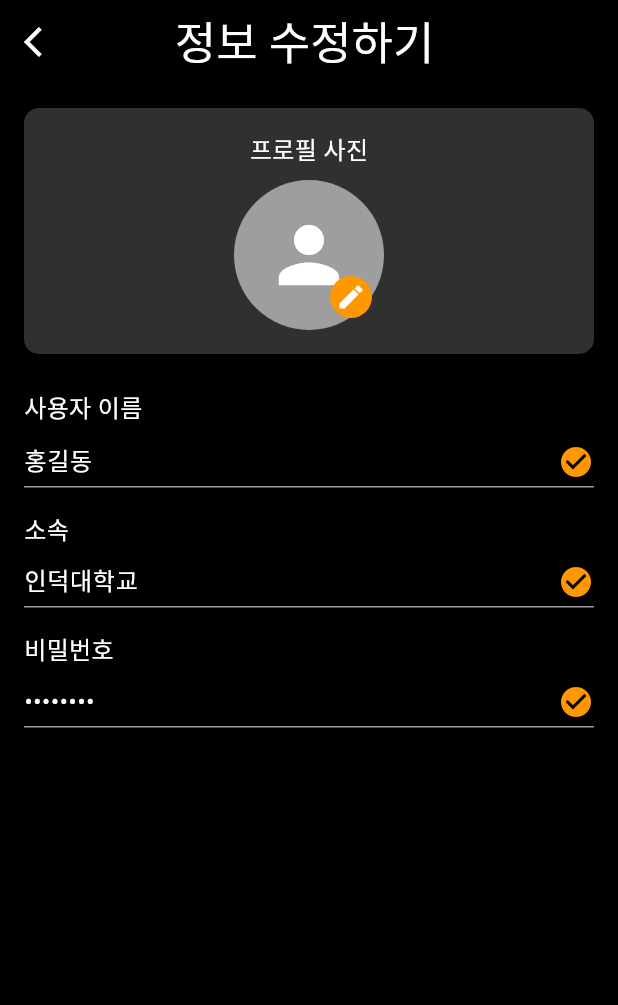
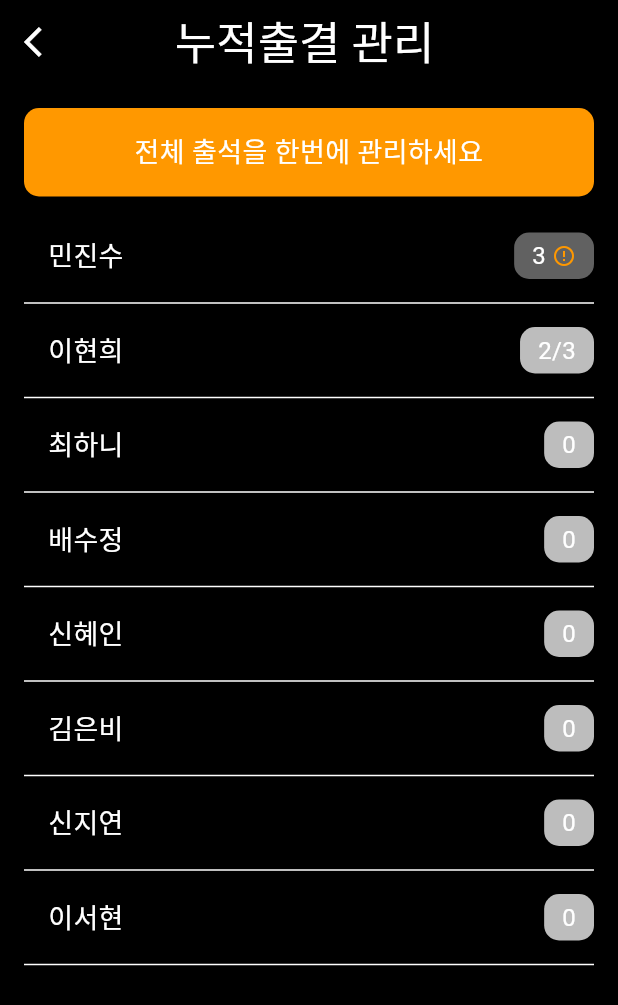
Before and after one commit to SangWook16074/checkcheck-application, a Flutter app: the screen it shows after launch, on a phone screen of 412 x 824 dp. Shown: the top 1005 px of the screen. Run offline on Flutter 3.47's test engine with Material 3 defaults, Android fonts, the phone set to English and light mode, and no system bars; our stand-ins replace dio, freezed_annotation, get.

Commit message:
메인 페이지 제외 교수 페이지 완료

```diff
--- a/lib/src/app.dart
+++ b/lib/src/app.dart
@@ -1,12 +1,13 @@
-import 'package:checkcheck_project/src/page/attendance_page.dart';
+import 'package:checkcheck_project/src/page/attendance_management_page.dart';
+import 'package:checkcheck_project/src/page/professor/attendance_page.dart';
 import 'package:checkcheck_project/src/page/auth/home_page.dart';
-import 'package:checkcheck_project/src/page/lecture_listings_delete_page.dart';
-import 'package:checkcheck_project/src/page/lecture_listings_page.dart';
-import 'package:checkcheck_project/src/page/lecture_creation_page.dart';
-import 'package:checkcheck_project/src/page/login_page.dart';
+import 'package:checkcheck_project/src/page/professor/lecture_listings_delete_page.dart';
+import 'package:checkcheck_project/src/page/professor/lecture_listings_page.dart';
+import 'package:checkcheck_project/src/page/professor/lecture_creation_page.dart';
+import 'package:checkcheck_project/src/page/login/login_page.dart';
 import 'package:checkcheck_project/src/page/mainpage_edit_page.dart';
-import 'package:checkcheck_project/src/page/sign_up_page.dart';
-import 'package:checkcheck_project/src/page/lecture_edit_page.dart';
+import 'package:checkcheck_project/src/page/login/sign_up_page.dart';
+import 'package:checkcheck_project/src/page/professor/lecture_edit_page.dart';
 
 import 'package:flutter/material.dart';
 
@@ -16,7 +17,7 @@ class App extends StatelessWidget {
   @override
   Widget build(BuildContext context) {
     return Scaffold(
-      body: MainPageEditPage(),
+      body: AttendanceManagementPage(),
     );
   }
 }
--- /dev/null
+++ b/lib/src/page/attendance_management_page.dart
@@ -0,0 +1,149 @@
+import 'package:flutter/material.dart';
+
+class AttendanceManagementPage extends StatelessWidget {
+  const AttendanceManagementPage({super.key});
+
+  @override
+  Widget build(BuildContext context) {
+    return Scaffold(
+      backgroundColor: Colors.black,
+      appBar: AppBar(
+        backgroundColor: Colors.black,
+        leading: IconButton(
+          icon: const Icon(Icons.arrow_back_ios, color: Colors.white),
+          onPressed: () {
+            Navigator.pop(context);
+          },
+        ),
+        title: const Text(
+          '      누적출결 관리',
+          style: TextStyle(fontSize: 30, color: Colors.white),
+        ),
+      ),
+      body: Padding(
+        padding: const EdgeInsets.all(16.0),
+        child: Column(
+          crossAxisAlignment: CrossAxisAlignment.center,
+          children: [
+            Container(
+              width: double.infinity,
+              padding: const EdgeInsets.symmetric(vertical: 16.0),
+              decoration: BoxDecoration(
+                color: Colors.orange,
+                borderRadius: BorderRadius.circular(10),
+              ),
+              child: const Text(
+                '전체 출석을 한번에 관리하세요',
+                style: TextStyle(fontSize: 18, color: Colors.white),
+                textAlign: TextAlign.center,
+              ),
+            ),
+            const SizedBox(height: 16),
+            Expanded(
+              child: ListView.builder(
+                itemCount: students.length,
+                itemBuilder: (context, index) {
+                  return Column(
+                    children: [
+                      StudentAttendanceItem(
+                        studentName: students[index]['name']!,
+                        attendance: students[index]['attendance']!,
+                      ),
+                      const Divider(color: Colors.white),
+                    ],
+                  );
+                },
+              ),
+            ),
+          ],
+        ),
+      ),
+    );
+  }
+}
+
+class StudentAttendanceItem extends StatelessWidget {
+  final String studentName;
+  final String attendance;
+
+  const StudentAttendanceItem({
+    required this.studentName,
+    required this.attendance,
+    Key? key,
+  }) : super(key: key);
+
+  @override
+  Widget build(BuildContext context) {
+    return Container(
+      padding: const EdgeInsets.symmetric(vertical: 8.0),
+      decoration: BoxDecoration(
+        color: Colors.black,
+        borderRadius: BorderRadius.circular(10),
+      ),
+      child: Row(
+        mainAxisAlignment: MainAxisAlignment.spaceBetween,
+        children: [
+          Expanded(
+            child: Padding(
+              padding: const EdgeInsets.symmetric(horizontal: 16.0),
+              child: Text(
+                studentName,
+                style: const TextStyle(fontSize: 18, color: Colors.white),
+              ),
+            ),
+          ),
+          Container(
+            padding:
+                const EdgeInsets.symmetric(vertical: 4.0, horizontal: 12.0),
+            decoration: BoxDecoration(
+              color: _getAttendanceColor(attendance),
+              borderRadius: BorderRadius.circular(10),
+            ),
+            child: Row(
+              children: [
+                Text(
+                  attendance,
+                  style: const TextStyle(fontSize: 16, color: Colors.white),
+                ),
+                if (int.tryParse(attendance) != null &&
+                    int.parse(attendance) >= 3)
+                  const Padding(
+                    padding: EdgeInsets.only(left: 4.0),
+                    child: Icon(
+                      Icons.error_outline,
+                      color: Colors.orange,
+                      size: 16,
+                    ),
+                  ),
+              ],
+            ),
+          ),
+        ],
+      ),
+    );
+  }
+
+  // 3 이상일때와 나머지 구분
+
+  Color _getAttendanceColor(String attendance) {
+    final attendanceValue = int.tryParse(attendance) ?? 0;
+    if (attendanceValue >= 3) {
+      return Colors.grey.shade700;
+    } else if (attendanceValue > 0) {
+      return Colors.grey.shade400;
+    } else {
+      return Colors.grey.shade400;
+    }
+  }
+}
+
+final List<Map<String, String>> students = [
+  {'name': '민진수', 'attendance': '3'},
+  {'name': '이현희', 'attendance': '2/3'},
+  {'name': '최하니', 'attendance': '0'},
+  {'name': '배수정', 'attendance': '0'},
+  {'name': '신혜인', 'attendance': '0'},
+  {'name': '김은비', 'attendance': '0'},
+  {'name': '신지연', 'attendance': '0'},
+  {'name': '이서현', 'attendance': '0'},
+];
--- a/lib/src/page/login/login_page.dart
+++ b/lib/src/page/login/login_page.dart
@@ -1,5 +1,5 @@
 import 'package:flutter/material.dart';
-import 'package:checkcheck_project/src/page/sign_up_page.dart';
+import 'package:checkcheck_project/src/page/login/sign_up_page.dart';
 import 'package:checkcheck_project/src/widget/custom_button.dart';
 import 'package:checkcheck_project/src/widget/custom_text_field.dart';
 
--- a/lib/src/page/login/sign_up_page.dart
+++ b/lib/src/page/login/sign_up_page.dart
@@ -1,6 +1,6 @@
 import 'package:flutter/material.dart';
 import 'package:get/get.dart';
-import '../service/human_controller.dart';
+import '../../service/human_controller.dart';
 import 'package:checkcheck_project/src/widget/custom_button.dart';
 import 'package:checkcheck_project/src/widget/custom_text_field.dart';
 
--- a/lib/src/page/professor/lecture_creation_page.dart
+++ b/lib/src/page/professor/lecture_creation_page.dart
@@ -1,6 +1,6 @@
 import 'package:flutter/material.dart';
 import 'package:checkcheck_project/src/widget/custom_text_field.dart';
-import 'package:checkcheck_project/src/page/lecture_listings_page.dart';
+import 'package:checkcheck_project/src/page/professor/lecture_listings_page.dart';
 
 class LectureCreationPage extends StatefulWidget {
   const LectureCreationPage({super.key});
--- a/lib/src/page/professor/lecture_listings_page.dart
+++ b/lib/src/page/professor/lecture_listings_page.dart
@@ -1,4 +1,4 @@
-import 'package:checkcheck_project/src/page/lecture_listings_delete_page.dart';
+import 'package:checkcheck_project/src/page/professor/lecture_listings_delete_page.dart';
 import 'package:flutter/material.dart';
 import 'package:checkcheck_project/src/widget/custom_text_field.dart';
 import 'package:checkcheck_project/src/widget/lecture_list_item.dart';
```
